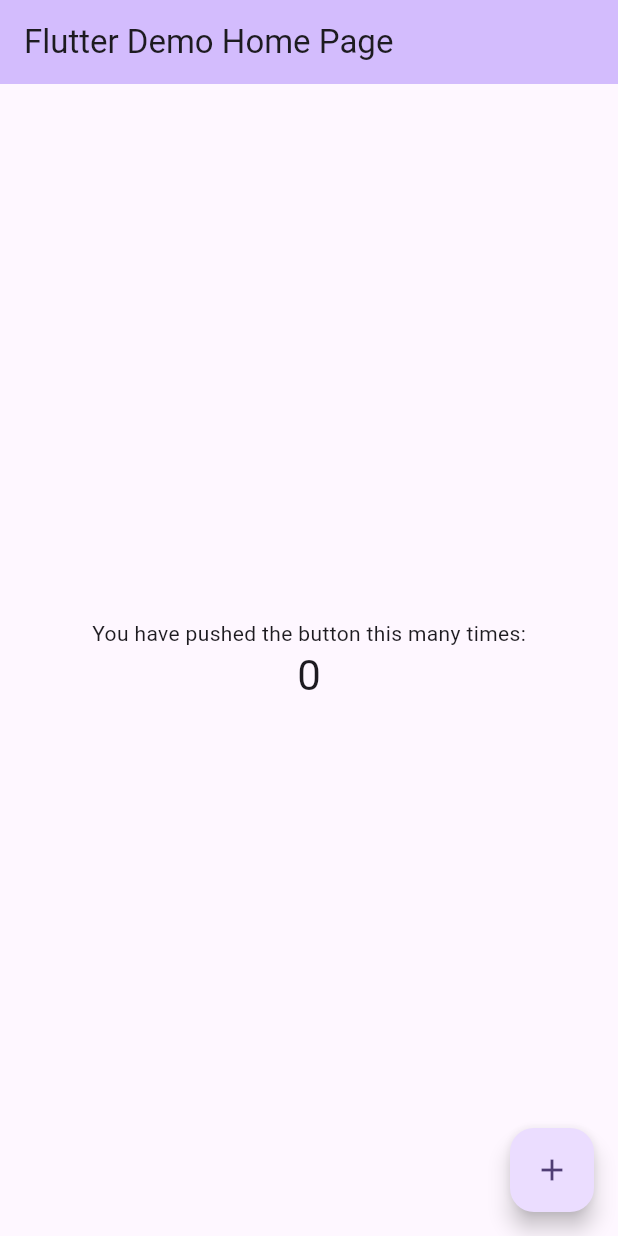
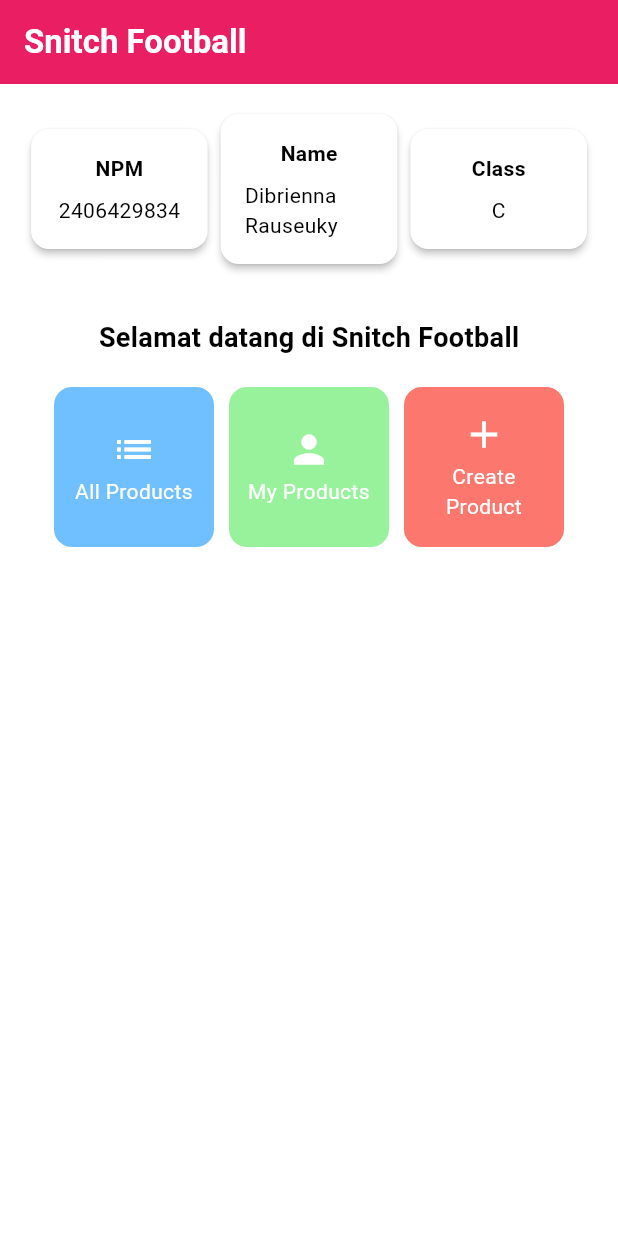
Before and after one commit to Diera2710/snitch-mobile, a Flutter app: the screen it shows after launch, on a phone screen of 412 x 824 dp. Run offline on Flutter 3.47's test engine with Material 3 defaults, Android fonts, the phone set to English and light mode, and no system bars.

Commit message:
half progress

```diff
--- a/lib/main.dart
+++ b/lib/main.dart
@@ -1,3 +1,4 @@
+import 'package:snitch_mobile/menu.dart';
 import 'package:flutter/material.dart';
 
 void main() {
@@ -7,116 +8,15 @@
 class MyApp extends StatelessWidget {
   const MyApp({super.key});
 
-  // This widget is the root of your application.
   @override
   Widget build(BuildContext context) {
     return MaterialApp(
-      title: 'Flutter Demo',
+      title: 'Football Shop',
       theme: ThemeData(
-        // This is the theme of your application.
-        //
-        // TRY THIS: Try running your application with "flutter run". You'll see
-        // the application has a purple toolbar. Then, without quitting the app,
-        // try changing the seedColor in the colorScheme below to Colors.green
-        // and then invoke "hot reload" (save your changes or press the "hot
-        // reload" button in a Flutter-supported IDE, or press "r" if you used
-        // the command line to start the app).
-        //
-        // Notice that the counter didn't reset back to zero; the application
-        // state is not lost during the reload. To reset the state, use hot
-        // restart instead.
-        //
-        // This works for code too, not just values: Most code changes can be
-        // tested with just a hot reload.
-        colorScheme: ColorScheme.fromSeed(seedColor: Colors.deepPurple),
+        colorScheme: ColorScheme.fromSwatch(primarySwatch: Colors.pink)
+            .copyWith(secondary: Colors.pink[200]),
       ),
-      home: const MyHomePage(title: 'Flutter Demo Home Page'),
+      home: MyHomePage(),
     );
   }
 }
-
-class MyHomePage extends StatefulWidget {
-  const MyHomePage({super.key, required this.title});
-
-  // This widget is the home page of your application. It is stateful, meaning
-  // that it has a State object (defined below) that contains fields that affect
-  // how it looks.
-
-  // This class is the configuration for the state. It holds the values (in this
-  // case the title) provided by the parent (in this case the App widget) and
-  // used by the build method of the State. Fields in a Widget subclass are
-  // always marked "final".
-
-  final String title;
-
-  @override
-  State<MyHomePage> createState() => _MyHomePageState();
-}
-
-class _MyHomePageState extends State<MyHomePage> {
-  int _counter = 0;
-
-  void _incrementCounter() {
-    setState(() {
-      // This call to setState tells the Flutter framework that something has
-      // changed in this State, which causes it to rerun the build method below
-      // so that the display can reflect the updated values. If we changed
-      // _counter without calling setState(), then the build method would not be
-      // called again, and so nothing would appear to happen.
-      _counter++;
-    });
-  }
-
-  @override
-  Widget build(BuildContext context) {
-    // This method is rerun every time setState is called, for instance as done
-    // by the _incrementCounter method above.
-    //
-    // The Flutter framework has been optimized to make rerunning build methods
-    // fast, so that you can just rebuild anything that needs updating rather
-    // than having to individually change instances of widgets.
-    return Scaffold(
-      appBar: AppBar(
-        // TRY THIS: Try changing the color here to a specific color (to
-        // Colors.amber, perhaps?) and trigger a hot reload to see the AppBar
-        // change color while the other colors stay the same.
-        backgroundColor: Theme.of(context).colorScheme.inversePrimary,
-        // Here we take the value from the MyHomePage object that was created by
-        // the App.build method, and use it to set our appbar title.
-        title: Text(widget.title),
-      ),
-      body: Center(
-        // Center is a layout widget. It takes a single child and positions it
-        // in the middle of the parent.
-        child: Column(
-          // Column is also a layout widget. It takes a list of children and
-          // arranges them vertically. By default, it sizes itself to fit its
-          // children horizontally, and tries to be as tall as its parent.
-          //
-          // Column has various properties to control how it sizes itself and
-          // how it positions its children. Here we use mainAxisAlignment to
-          // center the children vertically; the main axis here is the vertical
-          // axis because Columns are vertical (the cross axis would be
-          // horizontal).
-          //
-          // TRY THIS: Invoke "debug painting" (choose the "Toggle Debug Paint"
-          // action in the IDE, or press "p" in the console), to see the
-          // wireframe for each widget.
-          mainAxisAlignment: MainAxisAlignment.center,
-          children: <Widget>[
-            const Text('You have pushed the button this many times:'),
-            Text(
-              '$_counter',
-              style: Theme.of(context).textTheme.headlineMedium,
-            ),
-          ],
-        ),
-      ),
-      floatingActionButton: FloatingActionButton(
-        onPressed: _incrementCounter,
-        tooltip: 'Increment',
-        child: const Icon(Icons.add),
-      ), // This trailing comma makes auto-formatting nicer for build methods.
-    );
-  }
-}
--- /dev/null
+++ b/lib/menu.dart
@@ -0,0 +1,140 @@
+import 'package:flutter/material.dart';
+
+class MyHomePage extends StatelessWidget {
+  MyHomePage({super.key});
+
+  final String nama = "Dibrienna Rauseuky";
+  final String npm = "2406429834";
+  final String kelas = "C";
+
+  final List<ItemHomepage> items = [
+    ItemHomepage("All Products", Icons.list, const Color.fromARGB(255, 112, 191, 255)),
+    ItemHomepage("My Products", Icons.person, const Color.fromARGB(255, 152, 242, 155)),
+    ItemHomepage("Create Product", Icons.add, const Color.fromARGB(255, 252, 119, 109)),
+  ];
+
+  @override
+  Widget build(BuildContext context) {
+    return Scaffold(
+      appBar: AppBar(
+        title: const Text(
+          'Snitch Football',
+          style: TextStyle(color: Colors.white, fontWeight: FontWeight.bold),
+        ),
+        backgroundColor: Theme.of(context).colorScheme.primary,
+      ),
+      body: Padding(
+        padding: const EdgeInsets.all(16.0),
+        child: Column(
+          crossAxisAlignment: CrossAxisAlignment.center,
+          children: [
+            Row(
+              mainAxisAlignment: MainAxisAlignment.spaceEvenly,
+              children: [
+                InfoCard(title: 'NPM', content: npm),
+                InfoCard(title: 'Name', content: nama),
+                InfoCard(title: 'Class', content: kelas),
+              ],
+            ),
+            const SizedBox(height: 16.0),
+            Center(
+              child: Column(
+                children: [
+                  const Padding(
+                    padding: EdgeInsets.only(top: 16.0),
+                    child: Text(
+                      'Selamat datang di Snitch Football',
+                      style: TextStyle(fontWeight: FontWeight.bold, fontSize: 18.0),
+                    ),
+                  ),
+                  GridView.count(
+                    primary: true,
+                    padding: const EdgeInsets.all(20),
+                    crossAxisSpacing: 10,
+                    mainAxisSpacing: 10,
+                    crossAxisCount: 3,
+                    shrinkWrap: true,
+                    children: items.map((item) => ItemCard(item)).toList(),
+                  ),
+                ],
+              ),
+            ),
+          ],
+        ),
+      ),
+    );
+  }
+}
+
+class InfoCard extends StatelessWidget {
+  final String title;
+  final String content;
+
+  const InfoCard({super.key, required this.title, required this.content});
+
+  @override
+  Widget build(BuildContext context) {
+    return Card(
+      elevation: 2.0,
+      child: Container(
+        width: MediaQuery.of(context).size.width / 3.5,
+        padding: const EdgeInsets.all(16.0),
+        child: Column(
+          children: [
+            Text(title, style: const TextStyle(fontWeight: FontWeight.bold)),
+            const SizedBox(height: 8.0),
+            Text(content),
+          ],
+        ),
+      ),
+    );
+  }
+}
+
+class ItemHomepage {
+  final String name;
+  final IconData icon;
+  final Color color;
+
+  ItemHomepage(this.name, this.icon, this.color);
+}
+
+class ItemCard extends StatelessWidget {
+  final ItemHomepage item;
+
+  const ItemCard(this.item, {super.key});
+
+  @override
+  Widget build(BuildContext context) {
+    return Material(
+      color: item.color,
+      borderRadius: BorderRadius.circular(12),
+      child: InkWell(
+        onTap: () {
+          ScaffoldMessenger.of(context)
+            ..hideCurrentSnackBar()
+            ..showSnackBar(
+              SnackBar(content: Text("Kamu telah menekan tombol ${item.name}")),
+            );
+        },
+        child: Container(
+          padding: const EdgeInsets.all(8),
+          child: Center(
+            child: Column(
+              mainAxisAlignment: MainAxisAlignment.center,
+              children: [
+                Icon(item.icon, color: Colors.white, size: 30.0),
+                const SizedBox(height: 3),
+                Text(
+                  item.name,
+                  textAlign: TextAlign.center,
+                  style: const TextStyle(color: Colors.white),
+                ),
+              ],
+            ),
+          ),
+        ),
+      ),
+    );
+  }
+}
```
Also changed, not shown: 1 other file.
